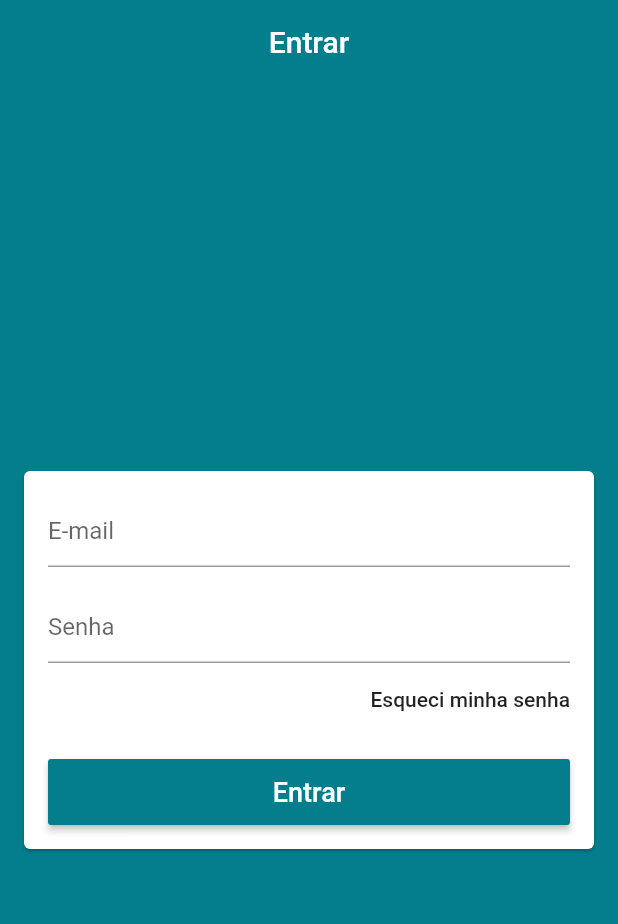
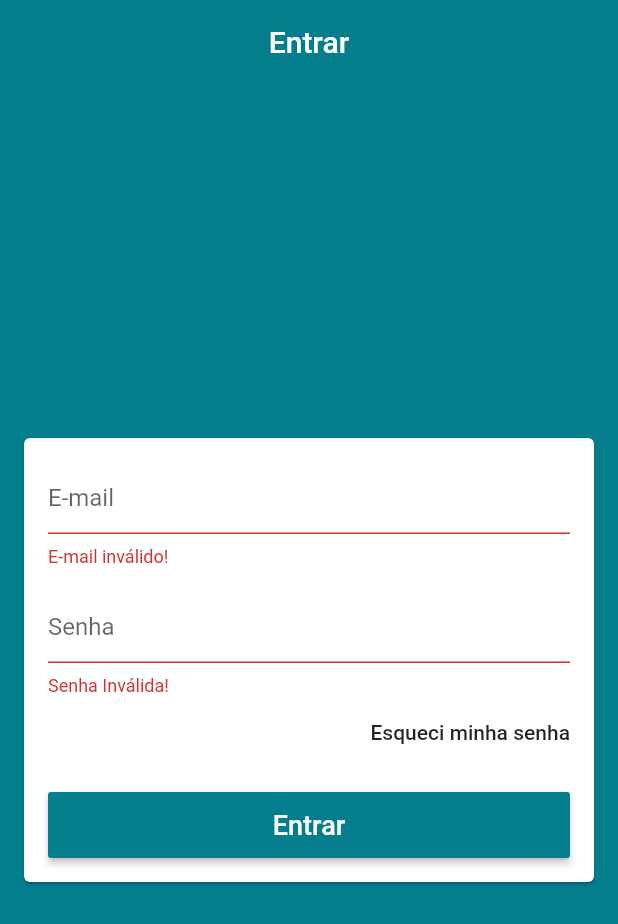
Before and after one commit to divinor07/store-app, a Flutter app: the screen it shows after launch, after a tap on "Entrar", on a phone screen of 412 x 824 dp. Shown: the top 924 px of the screen. Run offline on Flutter 3.47's test engine with Material 2 defaults, Android fonts, the phone set to English and light mode, and no system bars.

Commit message:
Validating E-mail

```diff
--- /dev/null
+++ b/lib/helpers/validators.dart
@@ -0,0 +1,5 @@
+bool emailValid(String email) {
+  final RegExp regex = RegExp(
+      r"^(([^<>()[\]\\.,;:\s@\']+(\.[^<>()[\]\\.,;:\s@\']+)*)|(\'.+\'))@((\[[0-9]{1,3}\.[0-9]{1,3}\.[0-9]{1,3}\.[0-9]{1,3}\])|(([a-zA-Z\-0-9]+\.)+[a-zA-Z]{2,}))$");
+  return regex.hasMatch(email);
+}
--- a/lib/screens/login/login_screen.dart
+++ b/lib/screens/login/login_screen.dart
@@ -1,6 +1,12 @@
 import 'package:flutter/material.dart';
+import 'package:store_app/helpers/validators.dart';
 
 class LoginScreen extends StatelessWidget {
+  final TextEditingController emailController = TextEditingController();
+  final TextEditingController passController = TextEditingController();
+
+  final GlobalKey<FormState> formKey = GlobalKey<FormState>();
+
   @override
   Widget build(BuildContext context) {
     return Scaffold(
@@ -11,25 +17,31 @@ class LoginScreen extends StatelessWidget {
       body: Center(
         child: Card(
           margin: const EdgeInsets.symmetric(horizontal: 16),
+          child: Form(
+            key: formKey,
             child: ListView(
               padding: const EdgeInsets.all(16),
               shrinkWrap: true,
               children: <Widget>[
                 TextFormField(
+                  controller: emailController,
                   decoration: const InputDecoration(hintText: 'E-mail'),
                   keyboardType: TextInputType.emailAddress,
                   autocorrect: false,
                   validator: (email) {
+                    if (!emailValid(email)) return 'E-mail inválido!';
                     return null;
                   },
                 ),
                 const SizedBox(height: 16),
                 TextFormField(
+                  controller: passController,
                   decoration: const InputDecoration(hintText: 'Senha'),
                   autocorrect: false,
                   obscureText: true,
                   validator: (pass) {
-                  if (pass.isEmpty || pass.length < 6) return 'Senha Inválida!';
+                    if (pass.isEmpty || pass.length < 6)
+                      return 'Senha Inválida!';
                     return null;
                   },
                 ),
@@ -45,7 +57,9 @@ class LoginScreen extends StatelessWidget {
                 SizedBox(
                   height: 44,
                   child: RaisedButton(
-                  onPressed: () {},
+                    onPressed: () {
+                      if (formKey.currentState.validate()) {}
+                    },
                     color: Theme.of(context).primaryColor,
                     textColor: Colors.white,
                     child: const Text(
@@ -55,8 +69,9 @@ class LoginScreen extends StatelessWidget {
                       ),
                     ),
                   ),
-              )
+                ),
               ],
+            ),
           ),
         ),
       ),
```
Lines whose indentation alone changed are shown as unchanged.
